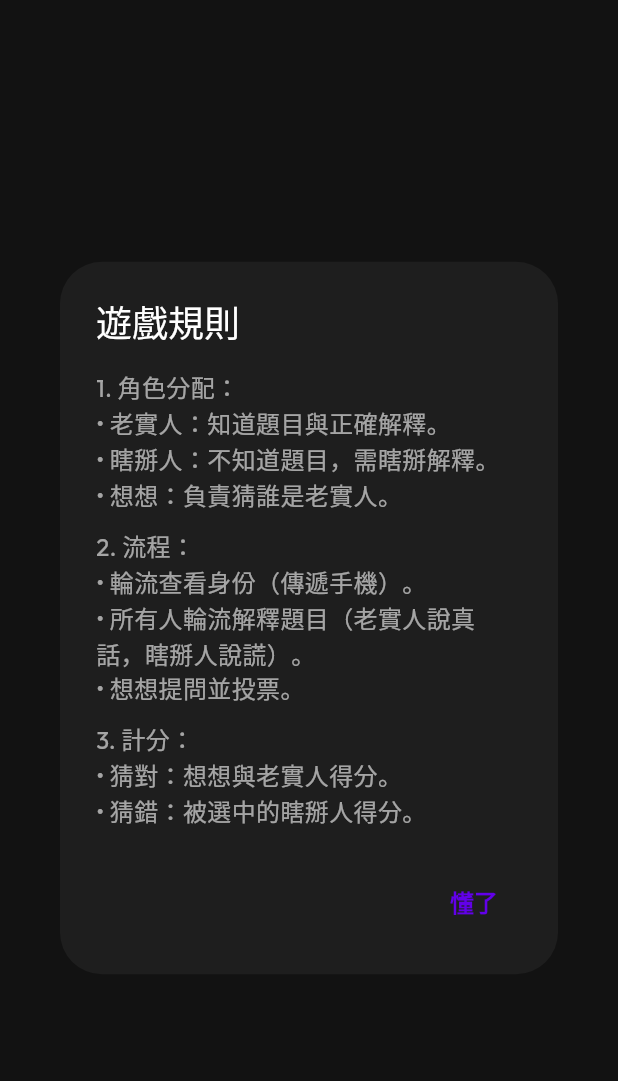
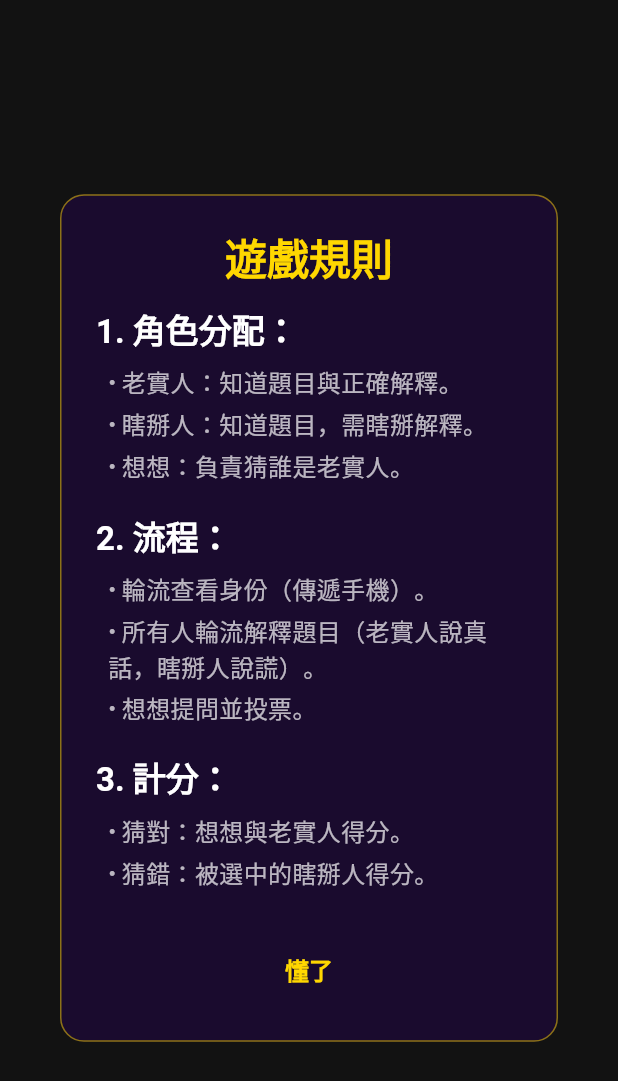
Before and after one commit to chengtc-dev/bullshit_king, a Flutter app: the RulesDialog widget shown alone on an empty page, opened directly, on a phone screen of 412 x 824 dp. Shown: the top 1081 px of the screen. Run offline on Flutter 3.47's test engine with Material 3 defaults, Android fonts, the light colour scheme and no system bars; our stand-ins replace flutter_animate, google_fonts.

Commit message:
修改對話方塊樣式

```diff
--- a/lib/screens/home_screen.dart
+++ b/lib/screens/home_screen.dart
@@ -95,34 +95,79 @@ class HomeScreen extends StatelessWidget {
 class RulesDialog extends StatelessWidget {
   const RulesDialog({super.key});
 
+  Widget _buildRulePoint(BuildContext context, String title, List<String> descriptions) {
+    return Column(
+      crossAxisAlignment: CrossAxisAlignment.start,
+      children: [
+        Text(
+          title,
+          style: Theme.of(context).textTheme.titleLarge?.copyWith(
+                color: Colors.white,
+                fontWeight: FontWeight.bold,
+              ),
+        ),
+        const SizedBox(height: 8),
+        ...descriptions.map((text) => Padding(
+              padding: const EdgeInsets.only(left: 8.0, bottom: 4),
+              child: Text(
+                text,
+                style: Theme.of(context).textTheme.bodyMedium?.copyWith(color: Colors.white70),
+              ),
+            )),
+      ],
+    );
+  }
+
   @override
   Widget build(BuildContext context) {
     return AlertDialog(
-      title: const Text('遊戲規則'),
-      content: const SingleChildScrollView(
+      backgroundColor: const Color(0xFF1A0B2E),
+      shape: RoundedRectangleBorder(
+        borderRadius: BorderRadius.circular(16),
+        side: BorderSide(color: const Color(0xFFFFD700).withValues(alpha: 0.5)),
+      ),
+      title: Center(
+        child: Text(
+          '遊戲規則',
+          style: Theme.of(context).textTheme.headlineMedium?.copyWith(
+                color: const Color(0xFFFFD700),
+                fontWeight: FontWeight.bold,
+              ),
+        ),
+      ),
+      content: SingleChildScrollView(
         child: Column(
           crossAxisAlignment: CrossAxisAlignment.start,
           mainAxisSize: MainAxisSize.min,
           children: [
-            Text('1. 角色分配：'),
-            Text('• 老實人：知道題目與正確解釋。'),
-            Text('• 瞎掰人：不知道題目，需瞎掰解釋。'),
-            Text('• 想想：負責猜誰是老實人。'),
-            SizedBox(height: 10),
-            Text('2. 流程：'),
-            Text('• 輪流查看身份（傳遞手機）。'),
-            Text('• 所有人輪流解釋題目（老實人說真話，瞎掰人說謊）。'),
-            Text('• 想想提問並投票。'),
-            SizedBox(height: 10),
-            Text('3. 計分：'),
-            Text('• 猜對：想想與老實人得分。'),
-            Text('• 猜錯：被選中的瞎掰人得分。'),
+            _buildRulePoint(context, '1. 角色分配：', [
+              '• 老實人：知道題目與正確解釋。',
+              '• 瞎掰人：知道題目，需瞎掰解釋。',
+              '• 想想：負責猜誰是老實人。',
+            ]),
+            const SizedBox(height: 16),
+            _buildRulePoint(context, '2. 流程：', [
+              '• 輪流查看身份（傳遞手機）。',
+              '• 所有人輪流解釋題目（老實人說真話，瞎掰人說謊）。',
+              '• 想想提問並投票。',
+            ]),
+            const SizedBox(height: 16),
+            _buildRulePoint(context, '3. 計分：', [
+              '• 猜對：想想與老實人得分。',
+              '• 猜錯：被選中的瞎掰人得分。',
+            ]),
           ],
         ),
       ),
+      actionsAlignment: MainAxisAlignment.center,
       actions: [
         TextButton(
           onPressed: () => Navigator.pop(context),
+          style: TextButton.styleFrom(
+            foregroundColor: const Color(0xFFFFD700),
+            padding: const EdgeInsets.symmetric(horizontal: 32, vertical: 12),
+            textStyle: const TextStyle(fontSize: 16, fontWeight: FontWeight.bold),
+          ),
           child: const Text('懂了'),
         ),
       ],
```
Also changed, not shown: lib/screens/reveal_screen.dart (+38 -11 lines).
